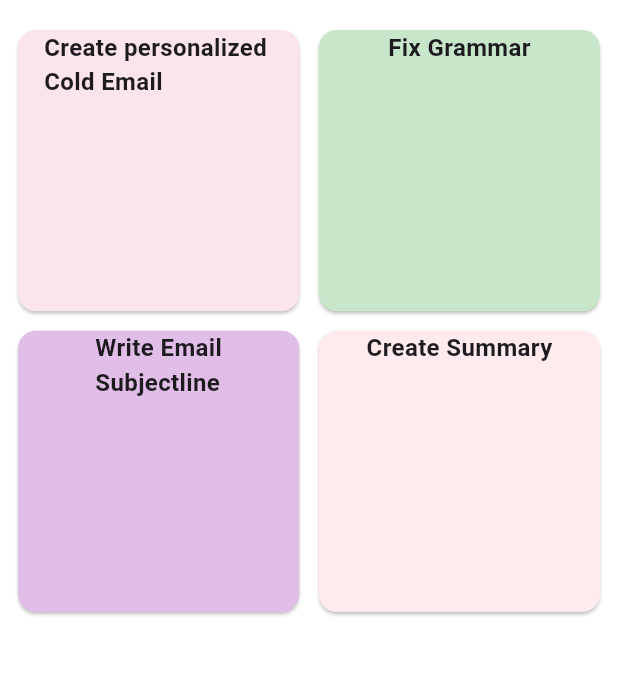
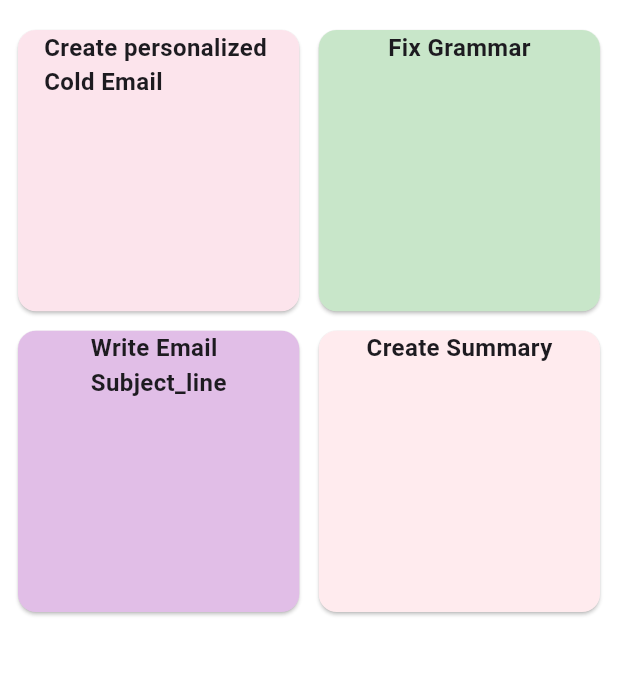
Before and after one commit to Bilal17809/email_generator, a Flutter app: the Tools screen opened directly, on a phone screen of 412 x 824 dp, the part 69-745 px from its top. Run offline on Flutter 3.47's test engine with Material 3 defaults, Android fonts, the phone set to English and light mode, and no system bars; our stand-ins replace get, lottie, shared_preferences; accounts and stored records are empty.

Commit message:
asyaf 11:55

```diff
--- a/lib/core/common/tones.dart
+++ b/lib/core/common/tones.dart
@@ -1,3 +1,5 @@
+import 'dart:developer';
+
 import 'package:flutter/material.dart';
 import 'package:get/get.dart';
 import 'package:shared_preferences/shared_preferences.dart';
@@ -58,7 +60,7 @@ class ToneController extends GetxController {
     final prefs = await SharedPreferences.getInstance();
     await prefs.setString("selectedTone", tone);
     selectedTone.value = tone;
-    print("✅ Saved Tone: $tone");
+    log("✅ Saved Tone: $tone");
   }
 
   /// ✅ Load saved tone
@@ -67,7 +69,7 @@ class ToneController extends GetxController {
     final savedTone = prefs.getString("selectedTone");
     if (savedTone != null) {
       selectedTone.value = savedTone;
-      print("🔄 Loaded Tone: $savedTone");
+      log("🔄 Loaded Tone: $savedTone");
     }
   }
 }
--- a/lib/core/theme/app_colors.dart
+++ b/lib/core/theme/app_colors.dart
@@ -10,7 +10,7 @@ use in ui
 const Color kWhite = Color(0xFFFFFFFF);
 const Color kWhiteF7 = Color(0xFFF7F7F7);
 const Color kWhiteFA = Color(0xFFFAFAFA);
-const Color kWhiteEF = Color(0xFFEFEFEF);
+Color kWhiteEF = Colors.white.withValues(alpha: 0.99);
 const Color kWhite01 = Color(0x1AFFFFFF);
 
 
@@ -18,7 +18,7 @@ const Color kWhite01 = Color(0x1AFFFFFF);
 //Categories card colors
 const Color greetingsColor = Color(0xff2CA9FB);
 const Color greetingsOffsetColor = Color(0xff14679D);
-Color greetingsColorWithAlpha = const Color(0xFF00B6CD).withOpacity(0.08);
+Color greetingsColorWithAlpha = const Color(0xFF00B6CD).withValues(alpha: 0.08);
 
 
 const Color jobsColor = Color(0xffBB10C1);
@@ -66,14 +66,16 @@ const Color kMintGreen = Color(0xff18C184);
 const Color kMintGreenDark = Color(0xff0F5E42);
 //green
 const greenColor = Color(0xff00AB3F);
-
+Color lightGreen=Colors.green.shade100;
 //red
 const kRed = Color(0xffE1020A);
+Color lightRed=Colors.red.shade50;
 const kLightRed = Color(0xffF9DEDF);
 const kOrange = Color(0xffFF7600);
 const kYellow = Color(0xffFFBB00);
 const kBlue = Color(0xff305DDD);
 const kIndigo = Color(0xff6609A9);
+Color lightPurple=Colors.purple.shade100;
 const kViolet = Color(0xffA900FF);
 const kCoral = Color(0xffFF7F50);
 const kSilver = Color(0xff999898);
--- a/lib/core/theme/app_styles.dart
+++ b/lib/core/theme/app_styles.dart
@@ -92,7 +92,7 @@ const TextStyle labelSmallStyle = TextStyle(
 //for premium screen
 final BoxDecoration premiumscreenroundecoration = BoxDecoration(
   borderRadius: BorderRadius.circular(10),
-  color: greyColor.withOpacity(0.14),
+  color: greyColor.withValues(alpha: 0.14),
 );
 
 
--- a/lib/pages/injection/dependency_injection.dart
+++ b/lib/pages/injection/dependency_injection.dart
@@ -1,7 +1,5 @@
 import 'package:get/get.dart';
-import 'package:get/get_core/src/get_main.dart';
-
-import '../../core/common/silder.dart';
+import '../../core/common/length.dart';
 import '../../core/common/tones.dart';
 import '../result_write_mail/controller/controller.dart';
 import '../write_mail/control/controller.dart';
--- a/lib/pages/replay_mail/view/replay_mail.dart
+++ b/lib/pages/replay_mail/view/replay_mail.dart
@@ -3,8 +3,8 @@ import 'package:email_generator/core/theme/app_colors.dart';
 import 'package:flutter/material.dart';
 import 'package:get/get.dart';
 
-import '../../../core/common/select_lanuage.dart';
-import '../../../core/common/silder.dart';
+import '../../../core/common/select_language.dart';
+import '../../../core/common/length.dart';
 import '../../../core/common/tones.dart';
 import '../../write_mail/control/controller.dart';
 
@@ -17,7 +17,7 @@ class ReplayMail extends StatelessWidget {
   @override
   Widget build(BuildContext context) {
     return Scaffold(
-      backgroundColor: Colors.white.withOpacity(0.99),
+      backgroundColor:kWhiteEF,
       extendBody: true,
       // 🔹 lets body go behind BottomNavigationBar
       extendBodyBehindAppBar: true,
--- a/lib/pages/result_write_mail/controller/controller.dart
+++ b/lib/pages/result_write_mail/controller/controller.dart
@@ -1,5 +1,6 @@
 
 import 'dart:convert';
+import 'dart:developer';
 import 'package:get/get.dart';
 import 'package:http/http.dart' as http;
 
@@ -48,10 +49,10 @@ class MistralController extends GetxController {
       if (response.statusCode == 200) {
         final data = jsonDecode(response.body);
         responseText.value = data["choices"][0]["message"]["content"];
-        print("✅ Success: ${responseText.value}");
+        log("✅ Success: ${responseText.value}");
         return true;
       } else {
-        print("❌ Error Response: ${response.body}");
+        log("❌ Error Response: ${response.body}");
         responseText.value = "Error: ${response.statusCode}\n${response.body}";
         return false;
       }
--- a/lib/pages/result_write_mail/view/result_write_mail.dart
+++ b/lib/pages/result_write_mail/view/result_write_mail.dart
@@ -16,7 +16,7 @@ class ResultScreen extends StatelessWidget {
   @override
   Widget build(BuildContext context) {
     return Scaffold(
-      backgroundColor:Colors.white.withOpacity(0.99),
+      backgroundColor:Colors.white.withValues(alpha: 0.99),
       appBar: AppBar(
         backgroundColor: Colors.transparent,
         leading: InkWell(
--- a/lib/pages/tools/view/tools.dart
+++ b/lib/pages/tools/view/tools.dart
@@ -110,7 +110,7 @@ class Tools extends StatelessWidget {
                         ),
                       ),
                       Card(
-                        color: Colors.green.shade100,
+                        color:lightGreen,
                         child: Column(
                           // mainAxisAlignment: MainAxisAlignment.center,
                           children: [
@@ -125,13 +125,13 @@ class Tools extends StatelessWidget {
                         ),
                       ),
                       Card(
-                        color: Colors.purple.shade100,
+                        color: lightPurple,
                         child: Column(
                           // mainAxisAlignment: MainAxisAlignment.center,
                           children: [
                             Text(
                               "Write Email\n"
-                              "Subjectline",
+                              "Subject_line",
                               style: TextStyle(
                                 fontSize: 16,
                                 fontWeight: FontWeight.bold,
@@ -142,7 +142,7 @@ class Tools extends StatelessWidget {
                         ),
                       ),
                       Card(
-                        color: Colors.red.shade50,
+                        color: lightRed,
                         child: Column(
                           // mainAxisAlignment: MainAxisAlignment.center,
                           children: [
--- a/lib/pages/write_mail/control/controller.dart
+++ b/lib/pages/write_mail/control/controller.dart
@@ -1,3 +1,5 @@
+import 'dart:developer';
+
 import 'package:flutter/cupertino.dart';
 import 'package:get/get.dart';
 import 'package:shared_preferences/shared_preferences.dart';
@@ -19,7 +21,7 @@ class WriteMailController extends GetxController {
     final prefs = await SharedPreferences.getInstance();
     await prefs.setString("selectedLanguage", lang);
     selectedLanguage.value = lang;
-    print("✅ Saved Language: $lang");
+    log("✅ Saved Language: $lang");
   }
 
   /// Load language from SharedPreferences
@@ -28,7 +30,7 @@ class WriteMailController extends GetxController {
     final savedLang = prefs.getString("selectedLanguage");
     if (savedLang != null) {
       selectedLanguage.value = savedLang;
-      print("🔄 Loaded Language: $savedLang");
+      log("🔄 Loaded Language: $savedLang");
     }
   }
 
```
Also changed, not shown: lib/core/common/submit_button.dart (+9 -8 lines), lib/pages/write_mail/view/write_mail.dart (+6 -6 lines), lib/core/common/length.dart (renamed from lib/core/common/silder.dart), lib/core/common/select_language.dart (renamed from lib/core/common/select_lanuage.dart).
